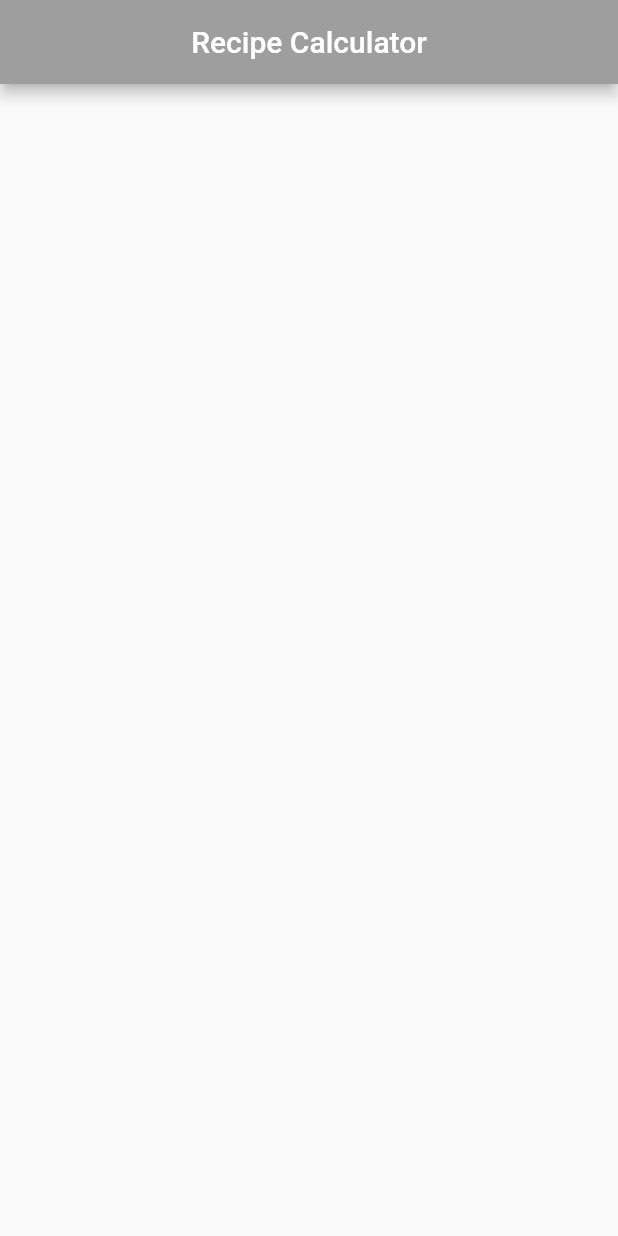
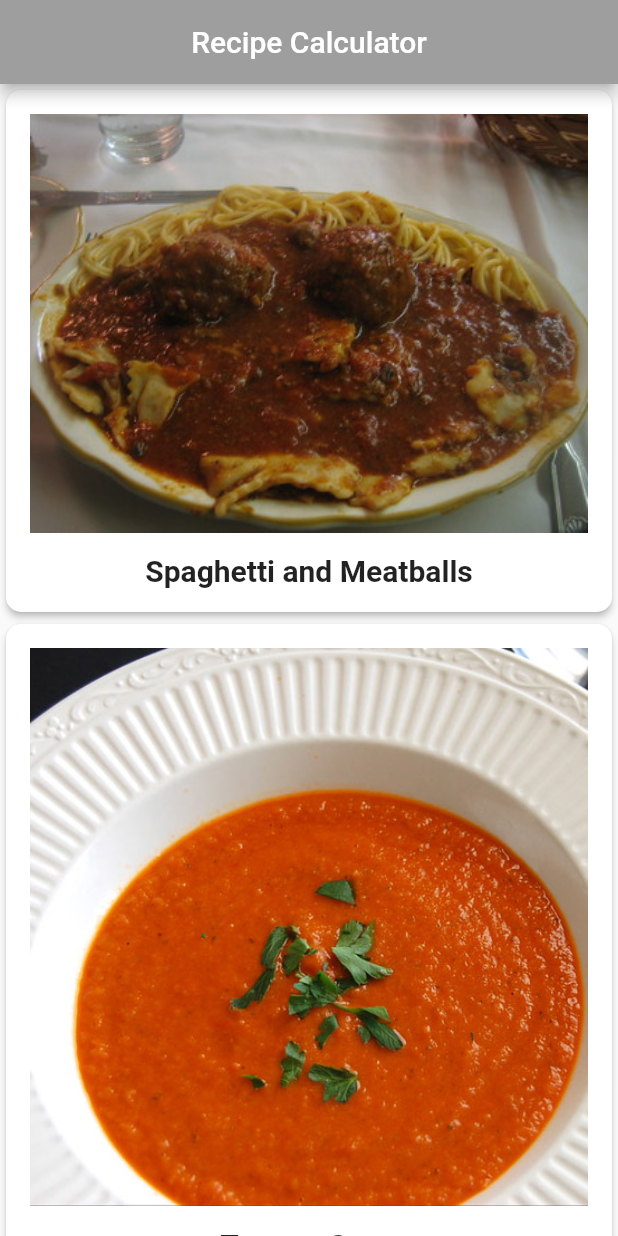
Before and after one commit to alxayeed/recipe-calculator, a Flutter app: the screen it shows after launch, on a phone screen of 412 x 824 dp. Run offline on Flutter 3.47's test engine with Material 2 defaults, Android fonts, the light colour scheme and no system bars; Roboto replaces fonts that are missing (Palatino).

Commit message:
List of recipe added

```diff
--- a/lib/main.dart
+++ b/lib/main.dart
@@ -1,4 +1,5 @@
 import 'package:flutter/material.dart';
+import 'package:fooderlich/recipe.dart';
 
 void main() {
   runApp(const RecipeApp());
@@ -43,12 +44,41 @@
       ),
       body: SafeArea(
         // TODO: Replace child Container()
-        child: Container(
+        child: ListView.builder(
+          itemCount: Recipe.samples.length,
+          itemBuilder: (BuildContext context, int index){
+            // TODO: Add gesture detector
+            return buildRecipeCard(Recipe.samples[index]);
+          },
+        )
+      ),
+    );
+  }
+  Widget buildRecipeCard(Recipe recipe){
+    return Card(
+      elevation: 2.0,
+      shape: RoundedRectangleBorder(
+        borderRadius: BorderRadius.circular(10.0)
+      ),
+      child: Padding(
+        padding: const EdgeInsets.all(16.0),
+        child: Column(
+          children: [
+            Image(image: AssetImage(recipe.imageUrl)),
+            const SizedBox(
+              height: 14.0,
+            ),
+            Text(
+              recipe.label,
+              style: const TextStyle(
+                fontSize: 20.0,
+                fontWeight: FontWeight.w700,
+                fontFamily: 'Palatino'
+              ),
+            )
+          ],
         ),
       ),
-
     );
   }
-
-  // TODO: Add buildRecipeCard() here
 }
--- /dev/null
+++ b/lib/recipe.dart
@@ -0,0 +1,37 @@
+class Recipe{
+  String label;
+  String imageUrl;
+  // TODO: add servings and ingredients
+
+  Recipe(
+    this.label,
+    this.imageUrl,
+  );
+  static List<Recipe> samples = [
+  Recipe(
+  'Spaghetti and Meatballs',
+  'assets/2126711929_ef763de2b3_w.jpg',
+  ),
+  Recipe(
+  'Tomato Soup',
+  'assets/27729023535_a57606c1be.jpg',
+  ),
+  Recipe(
+  'Grilled Cheese',
+  'assets/3187380632_5056654a19_b.jpg',
+  ),
+  Recipe(
+  'Chocolate Chip Cookies',
+  'assets/15992102771_b92f4cc00a_b.jpg',
+  ),
+  Recipe(
+  'Taco Salad',
+  'assets/8533381643_a31a99e8a6_c.jpg',
+  ),
+  Recipe(
+  'Hawaiian Pizza',
+  'assets/15452035777_294cefced5_c.jpg',
+  ),
+  ];
+}
+// TODO: Add Ingredients() here
--- a/pubspec.yaml
+++ b/pubspec.yaml
@@ -22,8 +22,8 @@ dev_dependencies:
 flutter:
   uses-material-design: true
 
-  # assets:
-  #   - images/a_dot_burr.jpeg
+  assets:
+    - assets/
   #   - images/a_dot_ham.jpeg
 
   # fonts:
```
Also changed, not shown: assets/15452035777_294cefced5_c.jpg (added), assets/15992102771_b92f4cc00a_b.jpg (added), assets/2126711929_ef763de2b3_w.jpg (added), assets/27729023535_a57606c1be.jpg (added), assets/3187380632_5056654a19_b.jpg (added), assets/8533381643_a31a99e8a6_c.jpg (added), 1 other file.
